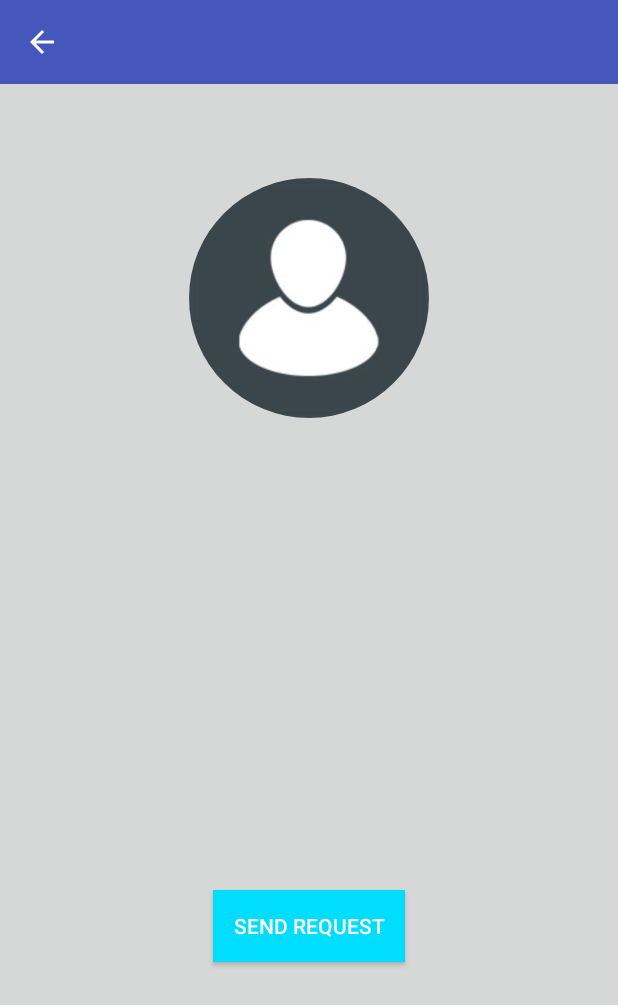
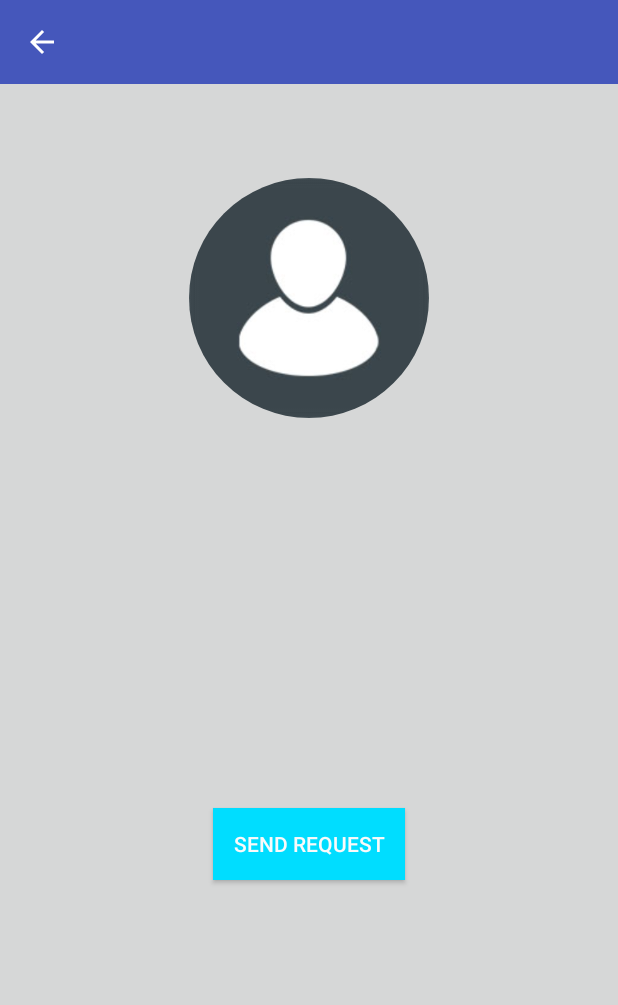
Before and after one commit to MovilTec/URStudyGuide_1, an Android app: the ProfileActivity screen opened directly, with no data from a screen before it, on a phone screen of 412 x 824 dp. Shown: the top 1005 px of the screen. Run offline under Robolectric (Android 15) with nearby library versions, the phone set to English and light mode, and no system bars; our stand-ins replace CircleImageView, Firebase (no records; nobody signed in at launch, a user with empty details on screens opened directly), Picasso; 6 statements that could not run were skipped.

```diff
--- a/app/src/main/java/com/example/bbvacontrol/uranitexpert/ProfileActivity.java
+++ b/app/src/main/java/com/example/bbvacontrol/uranitexpert/ProfileActivity.java
@@ -52,11 +52,12 @@ public class ProfileActivity extends AppCompatActivity {
         TextView userStatus = findViewById(R.id.profile_userStatus_textView);
         CircleImageView userImage = findViewById(R.id.profile_userImage_CircleImageView);
         final Button friendRequestButton = findViewById(R.id.profile_Requestbutton);
+        final Button sendMessageButton = findViewById(R.id.profile_SendMessagebutton);
 
         if(user_id.equals(users.getUserID())){
             friendRequestButton.setVisibility(View.INVISIBLE);
         }else{
-            users.getFriendRequestStatus(user_id, friendRequestButton, ProfileActivity.this);
+            users.getFriendRequestStatus(user_id, friendRequestButton, sendMessageButton, ProfileActivity.this);
         }
 
         users.getUserImage(user_id, userImage);
@@ -73,7 +74,7 @@ public class ProfileActivity extends AppCompatActivity {
                 int width = size.x;
                 int height = size.y;
 
-                int Width = width - (width/9);
+                int Width = width - (width/12);
                 int Height = height - (height/2);
 
                 profileUserImage.getLayoutParams().height = Height;
--- a/app/src/main/res/layout/activity_profile.xml
+++ b/app/src/main/res/layout/activity_profile.xml
@@ -76,6 +76,24 @@
         app:layout_constraintEnd_toEndOf="parent"
         app:layout_constraintStart_toStartOf="parent"
         app:layout_constraintTop_toBottomOf="@+id/profile_userStatus_textView"
-        app:layout_constraintVertical_bias="0.355" />
+        app:layout_constraintVertical_bias="0.153" />
+
+    <Button
+        android:id="@+id/profile_SendMessagebutton"
+        android:layout_width="128dp"
+        android:layout_height="wrap_content"
+        android:layout_marginBottom="8dp"
+        android:layout_marginEnd="8dp"
+        android:layout_marginStart="8dp"
+        android:layout_marginTop="8dp"
+        android:background="#47cc00"
+        android:text="Send Message"
+        android:textColor="?android:attr/colorBackground"
+        android:visibility="invisible"
+        app:layout_constraintBottom_toBottomOf="parent"
+        app:layout_constraintEnd_toEndOf="parent"
+        app:layout_constraintStart_toStartOf="parent"
+        app:layout_constraintTop_toBottomOf="@+id/profile_Requestbutton"
+        app:layout_constraintVertical_bias="0.06" />
 
 </android.support.constraint.ConstraintLayout>
```
Also changed, not shown: app/src/main/java/com/example/bbvacontrol/uranitexpert/Users.java (+67 -17 lines).
